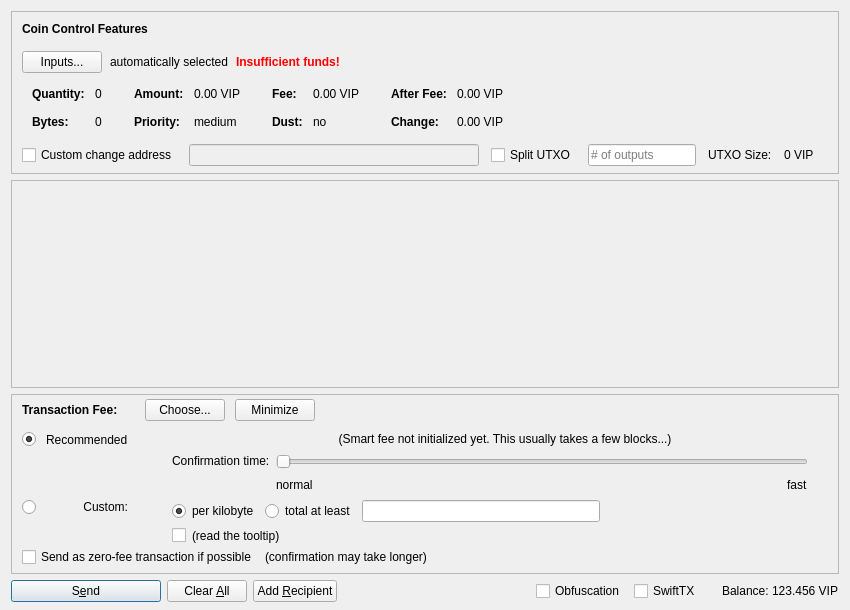
Old version of the form src/qt/forms/sendcoinsdialog.ui in the repository Limitless-VIP/Limitless.
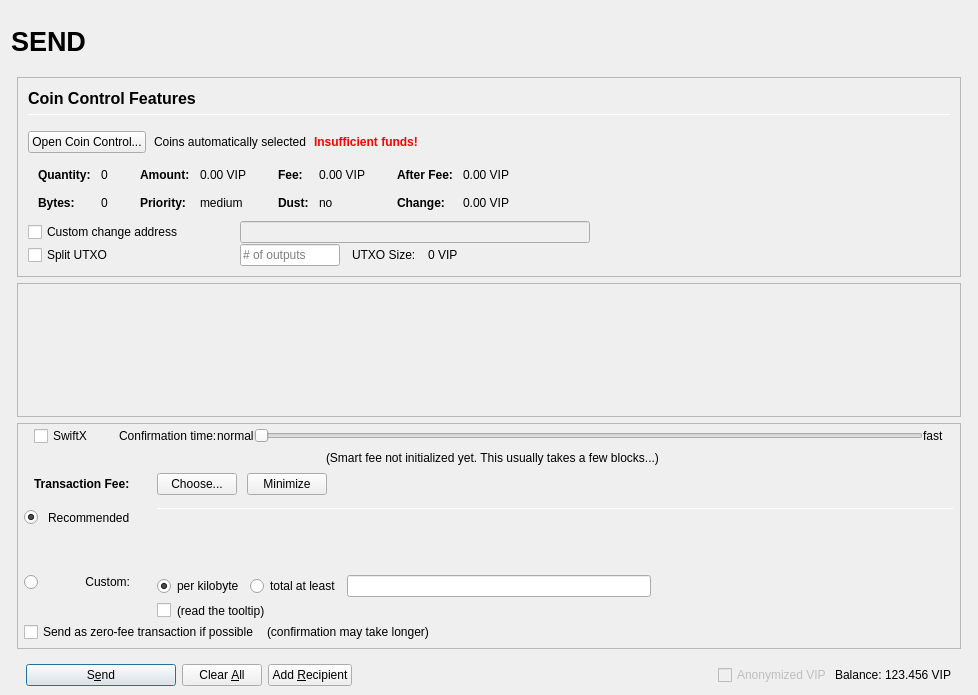
New version of the form. Icons and pictures are not drawn. Custom widgets are drawn as their Qt base class.

What changed in the file:
```diff
--- a/src/qt/forms/sendcoinsdialog.ui
+++ b/src/qt/forms/sendcoinsdialog.ui
@@ -2,20 +2,137 @@
 <ui version="4.0">
  <class>SendCoinsDialog</class>
  <widget class="QDialog" name="SendCoinsDialog">
+  <property name="enabled">
+   <bool>true</bool>
+  </property>
   <property name="geometry">
    <rect>
     <x>0</x>
     <y>0</y>
-    <width>850</width>
-    <height>610</height>
+    <width>978</width>
+    <height>695</height>
    </rect>
   </property>
   <property name="windowTitle">
    <string>Send Coins</string>
   </property>
-  <layout class="QVBoxLayout" name="verticalLayout" stretch="0,1,0,0">
+  <layout class="QVBoxLayout" name="verticalLayout" stretch="0">
    <property name="bottomMargin">
-    <number>8</number>
+    <number>9</number>
+   </property>
+   <item>
+    <layout class="QVBoxLayout" name="verticalLayout_Master" stretch="0,1">
+     <property name="spacing">
+      <number>0</number>
+     </property>
+     <property name="margin">
+      <number>0</number>
+     </property>
+     <item>
+      <widget class="QFrame" name="frame_Header">
+       <layout class="QVBoxLayout" name="verticalLayout_Header" stretch="0">
+        <property name="margin">
+         <number>0</number>
+        </property>
+        <item>
+         <layout class="QHBoxLayout" name="horizontalLayout_Header" stretch="1,0,1">
+          <property name="spacing">
+           <number>6</number>
+          </property>
+          <item>
+           <widget class="QLabel" name="labelOverviewHeaderLeft">
+            <property name="minimumSize">
+             <size>
+              <width>464</width>
+              <height>60</height>
+             </size>
+            </property>
+            <property name="maximumSize">
+             <size>
+              <width>16777215</width>
+              <height>60</height>
+             </size>
+            </property>
+            <property name="font">
+             <font>
+              <pointsize>20</pointsize>
+              <weight>75</weight>
+              <bold>true</bold>
+             </font>
+            </property>
+            <property name="text">
+             <string>SEND</string>
+            </property>
+            <property name="alignment">
+             <set>Qt::AlignLeading|Qt::AlignLeft|Qt::AlignVCenter</set>
+            </property>
+           </widget>
+          </item>
+          <item>
+           <spacer name="horizontalSpacer_Header">
+            <property name="orientation">
+             <enum>Qt::Horizontal</enum>
+            </property>
+            <property name="sizeHint" stdset="0">
+             <size>
+              <width>40</width>
+              <height>20</height>
+             </size>
+            </property>
+           </spacer>
+          </item>
+          <item>
+           <widget class="QLabel" name="labelOverviewHeaderRight">
+            <property name="minimumSize">
+             <size>
+              <width>464</width>
+              <height>60</height>
+             </size>
+            </property>
+            <property name="maximumSize">
+             <size>
+              <width>16777215</width>
+              <height>60</height>
+             </size>
+            </property>
+            <property name="font">
+             <font>
+              <pointsize>14</pointsize>
+             </font>
+            </property>
+            <property name="text">
+             <string/>
+            </property>
+            <property name="alignment">
+             <set>Qt::AlignRight|Qt::AlignTrailing|Qt::AlignVCenter</set>
+            </property>
+           </widget>
+          </item>
+         </layout>
+        </item>
+       </layout>
+      </widget>
+     </item>
+     <item>
+      <widget class="QFrame" name="frame_BG">
+       <property name="minimumSize">
+        <size>
+         <width>0</width>
+         <height>0</height>
+        </size>
+       </property>
+       <layout class="QVBoxLayout" name="layout_BG" stretch="0,0,0,0">
+        <property name="leftMargin">
+         <number>6</number>
+        </property>
+        <property name="topMargin">
+         <number>6</number>
+        </property>
+        <property name="rightMargin">
+         <number>6</number>
+        </property>
+        <property name="bottomMargin">
+         <number>0</number>
    </property>
    <item>
     <widget class="QFrame" name="frameCoinControl">
@@ -41,22 +158,14 @@
       <property name="spacing">
        <number>0</number>
       </property>
-      <property name="leftMargin">
+           <property name="margin">
        <number>0</number>
       </property>
-      <property name="topMargin">
-       <number>0</number>
-      </property>
-      <property name="rightMargin">
-       <number>0</number>
-      </property>
-      <property name="bottomMargin">
-       <number>6</number>
-      </property>
       <item>
-       <layout class="QVBoxLayout" name="verticalLayoutCoinControl" stretch="0,0,0,0,1">
+            <widget class="QFrame" name="frameCoinControl_BG">
+             <layout class="QVBoxLayout" name="verticalLayoutCoinControl" stretch="0,0,0,0,0,0">
         <property name="spacing">
-         <number>0</number>
+               <number>1</number>
         </property>
         <property name="leftMargin">
          <number>10</number>
@@ -70,6 +179,11 @@
            <number>15</number>
           </property>
           <item>
+                 <layout class="QVBoxLayout" name="verticalLayout_3">
+                  <property name="spacing">
+                   <number>6</number>
+                  </property>
+                  <item>
            <widget class="QLabel" name="labelCoinControlFeatures">
             <property name="sizePolicy">
              <sizepolicy hsizetype="Preferred" vsizetype="Maximum">
@@ -77,8 +191,15 @@
               <verstretch>0</verstretch>
              </sizepolicy>
             </property>
+                    <property name="minimumSize">
+                     <size>
+                      <width>0</width>
+                      <height>20</height>
+                     </size>
+                    </property>
             <property name="font">
              <font>
+                      <pointsize>12</pointsize>
               <weight>75</weight>
               <bold>true</bold>
              </font>
@@ -91,6 +212,27 @@
             </property>
            </widget>
           </item>
+                  <item>
+                   <widget class="Line" name="line">
+                    <property name="minimumSize">
+                     <size>
+                      <width>0</width>
+                      <height>1</height>
+                     </size>
+                    </property>
+                    <property name="maximumSize">
+                     <size>
+                      <width>16777215</width>
+                      <height>1</height>
+                     </size>
+                    </property>
+                    <property name="orientation">
+                     <enum>Qt::Horizontal</enum>
+                    </property>
+                   </widget>
+                  </item>
+                 </layout>
+                </item>
          </layout>
         </item>
         <item>
@@ -107,7 +249,7 @@
              <string notr="true"/>
             </property>
             <property name="text">
-             <string>Inputs...</string>
+                   <string>Open Coin Control...</string>
             </property>
             <property name="autoDefault">
              <bool>false</bool>
@@ -117,7 +259,7 @@
           <item>
            <widget class="QLabel" name="labelCoinControlAutomaticallySelected">
             <property name="text">
-             <string>automatically selected</string>
+                   <string>Coins automatically selected</string>
             </property>
             <property name="margin">
              <number>5</number>
@@ -528,7 +670,7 @@
          </widget>
         </item>
         <item>
-         <layout class="QHBoxLayout" name="horizontalLayoutCoinControl4" stretch="0,0,0,0,0,0,0">
+               <layout class="QHBoxLayout" name="horizontalLayoutCoinControl4">
           <property name="spacing">
            <number>12</number>
           </property>
@@ -536,13 +678,31 @@
            <enum>QLayout::SetDefaultConstraint</enum>
           </property>
           <property name="topMargin">
-           <number>5</number>
+                 <number>0</number>
           </property>
           <property name="rightMargin">
-           <number>5</number>
+                 <number>0</number>
           </property>
           <item>
            <widget class="QCheckBox" name="checkBoxCoinControlChange">
+                  <property name="sizePolicy">
+                   <sizepolicy hsizetype="Preferred" vsizetype="Preferred">
+                    <horstretch>0</horstretch>
+                    <verstretch>0</verstretch>
+                   </sizepolicy>
+                  </property>
+                  <property name="minimumSize">
+                   <size>
+                    <width>200</width>
+                    <height>0</height>
+                   </size>
+                  </property>
+                  <property name="maximumSize">
+                   <size>
+                    <width>200</width>
+                    <height>16777215</height>
+                   </size>
+                  </property>
             <property name="toolTip">
              <string>If this is activated, but the change address is empty or invalid, change will be sent to a newly generated address.</string>
             </property>
@@ -557,15 +717,71 @@
              <bool>false</bool>
             </property>
             <property name="sizePolicy">
-             <sizepolicy hsizetype="Expanding" vsizetype="Fixed">
+                   <sizepolicy hsizetype="Preferred" vsizetype="Preferred">
               <horstretch>0</horstretch>
               <verstretch>0</verstretch>
              </sizepolicy>
             </property>
-           </widget>
-          </item>
+                  <property name="minimumSize">
+                   <size>
+                    <width>300</width>
+                    <height>0</height>
+                   </size>
+                  </property>
+                 </widget>
+                </item>
+                <item>
+                 <widget class="QLabel" name="labelCoinControlChangeLabel">
+                  <property name="sizePolicy">
+                   <sizepolicy hsizetype="Preferred" vsizetype="Preferred">
+                    <horstretch>0</horstretch>
+                    <verstretch>0</verstretch>
+                   </sizepolicy>
+                  </property>
+                  <property name="minimumSize">
+                   <size>
+                    <width>100</width>
+                    <height>0</height>
+                   </size>
+                  </property>
+                  <property name="text">
+                   <string/>
+                  </property>
+                  <property name="margin">
+                   <number>3</number>
+                  </property>
+                 </widget>
+                </item>
+               </layout>
+              </item>
+              <item>
+               <layout class="QHBoxLayout" name="horizontalLayoutCoinControl6">
+                <property name="spacing">
+                 <number>12</number>
+                </property>
+                <property name="rightMargin">
+                 <number>0</number>
+                </property>
           <item>
            <widget class="QCheckBox" name="splitBlockCheckBox">
+                  <property name="sizePolicy">
+                   <sizepolicy hsizetype="Preferred" vsizetype="Preferred">
+                    <horstretch>0</horstretch>
+                    <verstretch>0</verstretch>
+                   </sizepolicy>
+                  </property>
+                  <property name="minimumSize">
+                   <size>
+                    <width>200</width>
+                    <height>0</height>
+                   </size>
+                  </property>
+                  <property name="maximumSize">
+                   <size>
+                    <width>200</width>
+                    <height>16777215</height>
+                   </size>
+                  </property>
             <property name="text">
              <string>Split UTXO</string>
             </property>
@@ -574,11 +790,23 @@
           <item>
            <widget class="QLineEdit" name="splitBlockLineEdit">
             <property name="sizePolicy">
-             <sizepolicy hsizetype="Fixed" vsizetype="Fixed">
+                   <sizepolicy hsizetype="Preferred" vsizetype="Preferred">
               <horstretch>50</horstretch>
               <verstretch>0</verstretch>
              </sizepolicy>
             </property>
+                  <property name="minimumSize">
+                   <size>
+                    <width>100</width>
+                    <height>0</height>
+                   </size>
+                  </property>
+                  <property name="maximumSize">
+                   <size>
+                    <width>100</width>
+                    <height>16777215</height>
+                   </size>
+                  </property>
             <property name="placeholderText">
              <string># of outputs</string>
             </property>
@@ -599,26 +827,17 @@
            </widget>
           </item>
           <item>
-           <widget class="QLabel" name="labelCoinControlChangeLabel">
-            <property name="sizePolicy">
-             <sizepolicy hsizetype="Preferred" vsizetype="Expanding">
-              <horstretch>0</horstretch>
-              <verstretch>0</verstretch>
-             </sizepolicy>
-            </property>
-            <property name="minimumSize">
+                 <spacer name="horizontalSpacer_7">
+                  <property name="orientation">
+                   <enum>Qt::Horizontal</enum>
+                  </property>
+                  <property name="sizeHint" stdset="0">
              <size>
-              <width>0</width>
-              <height>0</height>
-             </size>
-            </property>
-            <property name="text">
-             <string/>
-            </property>
-            <property name="margin">
-             <number>3</number>
-            </property>
-           </widget>
+                    <width>40</width>
+                    <height>20</height>
+                   </size>
+                  </property>
+                 </spacer>
           </item>
          </layout>
         </item>
@@ -636,6 +855,7 @@
          </spacer>
         </item>
        </layout>
+            </widget>
       </item>
      </layout>
     </widget>
@@ -650,8 +870,8 @@
        <rect>
         <x>0</x>
         <y>0</y>
-        <width>830</width>
-        <height>95</height>
+             <width>944</width>
+             <height>69</height>
        </rect>
       </property>
       <layout class="QVBoxLayout" name="verticalLayout_2" stretch="0,1">
@@ -715,31 +935,196 @@
       <property name="spacing">
        <number>0</number>
       </property>
+           <property name="margin">
+            <number>0</number>
+           </property>
+           <item>
+            <layout class="QVBoxLayout" name="verticalLayoutFee2" stretch="0,0,0,0">
+             <property name="spacing">
+              <number>0</number>
+             </property>
       <property name="leftMargin">
-       <number>0</number>
+              <number>6</number>
       </property>
       <property name="topMargin">
        <number>0</number>
       </property>
       <property name="rightMargin">
+              <number>6</number>
+             </property>
+             <item>
+              <layout class="QVBoxLayout" name="verticalLayout_feeConf">
+               <property name="spacing">
        <number>0</number>
       </property>
+               <property name="leftMargin">
+                <number>10</number>
+               </property>
+               <property name="rightMargin">
+                <number>10</number>
+               </property>
       <property name="bottomMargin">
+                <number>5</number>
+               </property>
+               <item>
+                <layout class="QHBoxLayout" name="horizontalLayoutFee9">
+                 <item>
+                  <widget class="QCheckBox" name="checkSwiftTX">
+                   <property name="enabled">
+                    <bool>true</bool>
+                   </property>
+                   <property name="minimumSize">
+                    <size>
+                     <width>85</width>
+                     <height>0</height>
+                    </size>
+                   </property>
+                   <property name="toolTip">
+                    <string>SwiftX technology allows for near instant transactions - A flat fee of 0.01 VIP applies</string>
+                   </property>
+                   <property name="text">
+                    <string>SwiftX</string>
+                   </property>
+                  </widget>
+                 </item>
+                 <item>
+                  <widget class="QLabel" name="labelSmartFee3">
+                   <property name="text">
+                    <string>Confirmation time:</string>
+                   </property>
+                   <property name="margin">
+                    <number>2</number>
+                   </property>
+                  </widget>
+                 </item>
+                 <item>
+                  <widget class="QLabel" name="labelSmartFeeNormal">
+                   <property name="text">
+                    <string>normal</string>
+                   </property>
+                   <property name="margin">
+                    <number>8</number>
+                   </property>
+                  </widget>
+                 </item>
+                 <item>
+                  <widget class="QSlider" name="sliderSmartFee">
+                   <property name="minimumSize">
+                    <size>
+                     <width>0</width>
+                     <height>24</height>
+                    </size>
+                   </property>
+                   <property name="minimum">
        <number>0</number>
       </property>
+                   <property name="maximum">
+                    <number>24</number>
+                   </property>
+                   <property name="pageStep">
+                    <number>1</number>
+                   </property>
+                   <property name="value">
+                    <number>0</number>
+                   </property>
+                   <property name="orientation">
+                    <enum>Qt::Horizontal</enum>
+                   </property>
+                   <property name="invertedAppearance">
+                    <bool>false</bool>
+                   </property>
+                   <property name="invertedControls">
+                    <bool>false</bool>
+                   </property>
+                   <property name="tickPosition">
+                    <enum>QSlider::NoTicks</enum>
+                   </property>
+                  </widget>
+                 </item>
       <item>
-       <layout class="QVBoxLayout" name="verticalLayoutFee2" stretch="0,0,0">
+                  <widget class="QLabel" name="labelSmartFeeFast">
+                   <property name="text">
+                    <string>fast</string>
+                   </property>
+                   <property name="margin">
+                    <number>8</number>
+                   </property>
+                  </widget>
+                 </item>
+                </layout>
+               </item>
+               <item>
+                <layout class="QHBoxLayout" name="horizontalLayout_recommended_texts">
         <property name="spacing">
          <number>0</number>
         </property>
-        <property name="leftMargin">
-         <number>10</number>
-        </property>
-        <property name="topMargin">
-         <number>0</number>
-        </property>
+                 <item>
+                  <spacer name="horizontalSpacer_8">
+                   <property name="orientation">
+                    <enum>Qt::Horizontal</enum>
+                   </property>
+                   <property name="sizeHint" stdset="0">
+                    <size>
+                     <width>40</width>
+                     <height>20</height>
+                    </size>
+                   </property>
+                  </spacer>
+                 </item>
+                 <item>
+                  <widget class="QLabel" name="labelFeeEstimation">
+                   <property name="text">
+                    <string/>
+                   </property>
+                   <property name="margin">
+                    <number>2</number>
+                   </property>
+                  </widget>
+                 </item>
+                 <item>
+                  <widget class="QLabel" name="labelSmartFee2">
+                   <property name="text">
+                    <string>(Smart fee not initialized yet. This usually takes a few blocks...)</string>
+                   </property>
+                   <property name="alignment">
+                    <set>Qt::AlignLeading|Qt::AlignLeft|Qt::AlignVCenter</set>
+                   </property>
+                   <property name="wordWrap">
+                    <bool>false</bool>
+                   </property>
+                   <property name="margin">
+                    <number>2</number>
+                   </property>
+                   <property name="indent">
+                    <number>-1</number>
+                   </property>
+                  </widget>
+                 </item>
+                 <item>
+                  <spacer name="horizontalSpacer_3">
+                   <property name="orientation">
+                    <enum>Qt::Horizontal</enum>
+                   </property>
+                   <property name="sizeHint" stdset="0">
+                    <size>
+                     <width>40</width>
+                     <height>20</height>
+                    </size>
+                   </property>
+                  </spacer>
+                 </item>
+                </layout>
+               </item>
+              </layout>
+             </item>
         <item>
          <layout class="QHBoxLayout" name="horizontalLayoutFee1">
+               <property name="leftMargin">
+                <number>10</number>
+               </property>
+               <property name="rightMargin">
+                <number>10</number>
+               </property>
           <property name="bottomMargin">
            <number>0</number>
           </property>
@@ -748,22 +1133,6 @@
             <property name="spacing">
              <number>0</number>
             </property>
-            <item>
-             <spacer name="verticalSpacerSmartFee">
-              <property name="orientation">
-               <enum>Qt::Vertical</enum>
-              </property>
-              <property name="sizeType">
-               <enum>QSizePolicy::Fixed</enum>
-              </property>
-              <property name="sizeHint" stdset="0">
-               <size>
-                <width>1</width>
-                <height>4</height>
-               </size>
-              </property>
-             </spacer>
-            </item>
             <item>
              <layout class="QHBoxLayout" name="horizontalLayoutSmartFee">
               <property name="spacing">
@@ -879,7 +1248,61 @@
              <property name="verticalSpacing">
               <number>4</number>
              </property>
-             <item row="2" column="4">
+                  <item row="2" column="0">
+                   <layout class="QVBoxLayout" name="verticalLayoutFee4" stretch="0">
+                    <item>
+                     <spacer name="verticalSpacer_2">
+                      <property name="orientation">
+                       <enum>Qt::Vertical</enum>
+                      </property>
+                      <property name="sizeHint" stdset="0">
+                       <size>
+                        <width>1</width>
+                        <height>1</height>
+                       </size>
+                      </property>
+                     </spacer>
+                    </item>
+                   </layout>
+                  </item>
+                  <item row="3" column="0">
+                   <layout class="QVBoxLayout" name="verticalLayoutFee9" stretch="0,1">
+                    <item>
+                     <widget class="QRadioButton" name="radioCustomFee">
+                      <property name="text">
+                       <string/>
+                      </property>
+                      <attribute name="buttonGroup">
+                       <string notr="true">groupFee</string>
+                      </attribute>
+                     </widget>
+                    </item>
+                    <item>
+                     <spacer name="verticalSpacer_6">
+                      <property name="orientation">
+                       <enum>Qt::Vertical</enum>
+                      </property>
+                      <property name="sizeHint" stdset="0">
+                       <size>
+                        <width>1</width>
+                        <height>1</height>
+                       </size>
+                      </property>
+                     </spacer>
+                    </item>
+                   </layout>
+                  </item>
+                  <item row="3" column="1">
+                   <widget class="QLabel" name="labelCustomFee">
+                    <property name="text">
+                     <string>Custom:</string>
+                    </property>
+                    <property name="alignment">
+                     <set>Qt::AlignRight|Qt::AlignTop|Qt::AlignTrailing</set>
+                    </property>
+                   </widget>
+                  </item>
+                  <item row="3" column="4">
               <layout class="QVBoxLayout" name="verticalLayoutFee8">
                <property name="spacing">
                 <number>6</number>
@@ -978,218 +1401,14 @@
                </item>
               </layout>
              </item>
-             <item row="1" column="0">
-              <layout class="QVBoxLayout" name="verticalLayoutFee4" stretch="1">
-               <item>
-                <spacer name="verticalSpacer_2">
-                 <property name="orientation">
-                  <enum>Qt::Vertical</enum>
-                 </property>
-                 <property name="sizeHint" stdset="0">
-                  <size>
-                   <width>1</width>
-                   <height>1</height>
-                  </size>
-                 </property>
-                </spacer>
-               </item>
-              </layout>
-             </item>
-             <item row="2" column="0">
-              <layout class="QVBoxLayout" name="verticalLayoutFee9" stretch="0,1">
-               <item>
-                <widget class="QRadioButton" name="radioCustomFee">
-                 <property name="text">
-                  <string/>
-                 </property>
-                 <attribute name="buttonGroup">
-                  <string notr="true">groupFee</string>
-                 </attribute>
-                </widget>
-               </item>
-               <item>
-                <spacer name="verticalSpacer_6">
-                 <property name="orientation">
-                  <enum>Qt::Vertical</enum>
-                 </property>
-                 <property name="sizeHint" stdset="0">
-                  <size>
-                   <width>1</width>
-                   <height>1</height>
-                  </size>
-                 </property>
-                </spacer>
-               </item>
-              </layout>
-             </item>
-             <item row="1" column="4">
-              <layout class="QVBoxLayout" name="verticalLayoutFee3" stretch="0,0,1">
-               <property name="spacing">
-                <number>6</number>
-               </property>
-               <property name="topMargin">
-                <number>2</number>
-               </property>
-               <item>
-                <layout class="QHBoxLayout" name="horizontalLayoutFee12">
-                 <item>
-                  <spacer name="horizontalSpacer_5">
-                   <property name="orientation">
-                    <enum>Qt::Horizontal</enum>
-                   </property>
-                   <property name="sizeHint" stdset="0">
-                    <size>
-                     <width>1</width>
-                     <height>1</height>
-                    </size>
-                   </property>
-                  </spacer>
-                 </item>
-                </layout>
-               </item>
-               <item>
-                <layout class="QHBoxLayout" name="horizontalLayoutFee9">
-                 <item>
-                  <layout class="QVBoxLayout" name="verticalLayoutFee6">
-                   <item>
-                    <widget class="QLabel" name="labelSmartFee3">
-                     <property name="text">
-                      <string>Confirmation time:</string>
-                     </property>
-                     <property name="margin">
-                      <number>2</number>
-                     </property>
-                    </widget>
-                   </item>
-                   <item>
-                    <spacer name="verticalSpacer_3">
-                     <property name="orientation">
-                      <enum>Qt::Vertical</enum>
-                     </property>
-                     <property name="sizeHint" stdset="0">
-                      <size>
-                       <width>1</width>
-                       <height>1</height>
-                      </size>
-                     </property>
-                    </spacer>
-                   </item>
-                  </layout>
-                 </item>
-                 <item>
-                  <layout class="QVBoxLayout" name="verticalLayoutFee5">
-                   <property name="rightMargin">
-                    <number>30</number>
-                   </property>
-                   <item>
-                    <widget class="QSlider" name="sliderSmartFee">
-                     <property name="minimum">
-                      <number>0</number>
-                     </property>
-                     <property name="maximum">
-                      <number>24</number>
-                     </property>
-                     <property name="pageStep">
-                      <number>1</number>
-                     </property>
-                     <property name="value">
-                      <number>0</number>
-                     </property>
-                     <property name="orientation">
-                      <enum>Qt::Horizontal</enum>
-                     </property>
-                     <property name="invertedAppearance">
-                      <bool>false</bool>
-                     </property>
-                     <property name="invertedControls">
-                      <bool>false</bool>
-                     </property>
-                     <property name="tickPosition">
-                      <enum>QSlider::NoTicks</enum>
-                     </property>
-                    </widget>
-                   </item>
-                   <item>
-                    <layout class="QHBoxLayout" name="horizontalLayoutFee10">
-                     <item>
-                      <widget class="QLabel" name="labelSmartFeeNormal">
-                       <property name="text">
-                        <string>normal</string>
-                       </property>
-                      </widget>
-                     </item>
-                     <item>
-                      <spacer name="horizontalSpacer_3">
-                       <property name="orientation">
-                        <enum>Qt::Horizontal</enum>
-                       </property>
-                       <property name="sizeHint" stdset="0">
-                        <size>
-                         <width>40</width>
-                         <height>20</height>
-                        </size>
-                       </property>
-                      </spacer>
-                     </item>
-                     <item>
-                      <widget class="QLabel" name="labelSmartFeeFast">
-                       <property name="text">
-                        <string>fast</string>
-                       </property>
-                      </widget>
-                     </item>
-                    </layout>
-                   </item>
-                  </layout>
-                 </item>
-                </layout>
-               </item>
-               <item>
-                <spacer name="verticalSpacer_4">
-                 <property name="orientation">
-                  <enum>Qt::Vertical</enum>
-                 </property>
-                 <property name="sizeHint" stdset="0">
-                  <size>
-                   <width>1</width>
-                   <height>1</height>
-                  </size>
-                 </property>
-                </spacer>
-               </item>
-              </layout>
-             </item>
-             <item row="0" column="1">
+                  <item row="1" column="1">
               <widget class="QLabel" name="labelSmartFee_2">
                <property name="text">
                 <string>Recommended</string>
                </property>
               </widget>
              </item>
-             <item row="0" column="0">
-              <widget class="QRadioButton" name="radioSmartFee">
-               <property name="text">
-                <string/>
-               </property>
-               <property name="checked">
-                <bool>true</bool>
-               </property>
-               <attribute name="buttonGroup">
-                <string notr="true">groupFee</string>
-               </attribute>
-              </widget>
-             </item>
-             <item row="2" column="1">
-              <widget class="QLabel" name="labelCustomFee">
-               <property name="text">
-                <string>Custom:</string>
-               </property>
-               <property name="alignment">
-                <set>Qt::AlignRight|Qt::AlignTop|Qt::AlignTrailing</set>
-               </property>
-              </widget>
-             </item>
-             <item row="0" column="2">
+                  <item row="1" column="2">
               <widget class="QLabel" name="labelSmartFee">
                <property name="text">
                 <string/>
@@ -1199,28 +1418,93 @@
                </property>
               </widget>
              </item>
-             <item row="0" column="3">
-              <widget class="QLabel" name="labelFeeEstimation">
+                  <item row="1" column="0">
+                   <widget class="QRadioButton" name="radioSmartFee">
                <property name="text">
                 <string/>
                </property>
-              </widget>
-             </item>
-             <item row="0" column="4">
-              <widget class="QLabel" name="labelSmartFee2">
-               <property name="text">
-                <string>(Smart fee not initialized yet. This usually takes a few blocks...)</string>
-               </property>
-               <property name="alignment">
-                <set>Qt::AlignHCenter</set>
-               </property>
-               <property name="wordWrap">
+                    <property name="checked">
                 <bool>true</bool>
                </property>
-               <property name="margin">
+                    <attribute name="buttonGroup">
+                     <string notr="true">groupFee</string>
+                    </attribute>
+                   </widget>
+                  </item>
+                  <item row="0" column="4" rowspan="3">
+                   <layout class="QVBoxLayout" name="verticalLayoutFee3" stretch="0,0,0,0">
+                    <property name="spacing">
+                     <number>6</number>
+                    </property>
+                    <property name="topMargin">
                 <number>2</number>
                </property>
-              </widget>
+                    <property name="bottomMargin">
+                     <number>20</number>
+                    </property>
+                    <item>
+                     <widget class="Line" name="line_2">
+                      <property name="minimumSize">
+                       <size>
+                        <width>0</width>
+                        <height>1</height>
+                       </size>
+                      </property>
+                      <property name="maximumSize">
+                       <size>
+                        <width>16777215</width>
+                        <height>1</height>
+                       </size>
+                      </property>
+                      <property name="orientation">
+                       <enum>Qt::Horizontal</enum>
+                      </property>
+                     </widget>
+                    </item>
+                    <item>
+                     <layout class="QHBoxLayout" name="horizontalLayoutFee12">
+                      <item>
+                       <spacer name="horizontalSpacer_5">
+                        <property name="orientation">
+                         <enum>Qt::Horizontal</enum>
+                        </property>
+                        <property name="sizeHint" stdset="0">
+                         <size>
+                          <width>1</width>
+                          <height>1</height>
+                         </size>
+                        </property>
+                       </spacer>
+                      </item>
+                     </layout>
+                    </item>
+                    <item>
+                     <spacer name="verticalSpacer_4">
+                      <property name="orientation">
+                       <enum>Qt::Vertical</enum>
+                      </property>
+                      <property name="sizeHint" stdset="0">
+                       <size>
+                        <width>1</width>
+                        <height>1</height>
+                       </size>
+                      </property>
+                     </spacer>
+                    </item>
+                    <item>
+                     <spacer name="verticalSpacer_3">
+                      <property name="orientation">
+                       <enum>Qt::Vertical</enum>
+                      </property>
+                      <property name="sizeHint" stdset="0">
+                       <size>
+                        <width>20</width>
+                        <height>40</height>
+                       </size>
+                      </property>
+                     </spacer>
+                    </item>
+                   </layout>
              </item>
             </layout>
            </item>
@@ -1299,7 +1583,11 @@
     </widget>
    </item>
    <item>
+         <widget class="QFrame" name="frame_Send">
     <layout class="QHBoxLayout" name="horizontalLayout">
+           <property name="bottomMargin">
+            <number>0</number>
+           </property>
      <item>
       <widget class="QPushButton" name="sendButton">
        <property name="minimumSize">
@@ -1385,34 +1673,12 @@
         <number>3</number>
        </property>
        <item>
-        <widget class="QCheckBox" name="checkUseObfuscation">
-         <property name="minimumSize">
-          <size>
-           <width>95</width>
-           <height>0</height>
-          </size>
-         </property>
-         <property name="text">
-          <string>Obfuscation</string>
-         </property>
-         <property name="checked">
-          <bool>false</bool>
-         </property>
-        </widget>
-       </item>
-       <item>
-        <widget class="QCheckBox" name="checkSwiftTX">
+              <widget class="QCheckBox" name="checkzVIP">
          <property name="enabled">
-          <bool>true</bool>
-         </property>
-         <property name="minimumSize">
-          <size>
-           <width>85</width>
-           <height>0</height>
-          </size>
+                <bool>false</bool>
          </property>
          <property name="text">
-          <string>SwiftTX</string>
+                <string>Anonymized VIP</string>
          </property>
         </widget>
        </item>
@@ -1445,6 +1711,12 @@
       </layout>
      </item>
     </layout>
+         </widget>
+        </item>
+       </layout>
+      </widget>
+     </item>
+    </layout>
    </item>
   </layout>
  </widget>
```
Left out of the diff: 39 changed lines with no effect on the pictures. Lines whose indentation alone changed are shown as unchanged.
